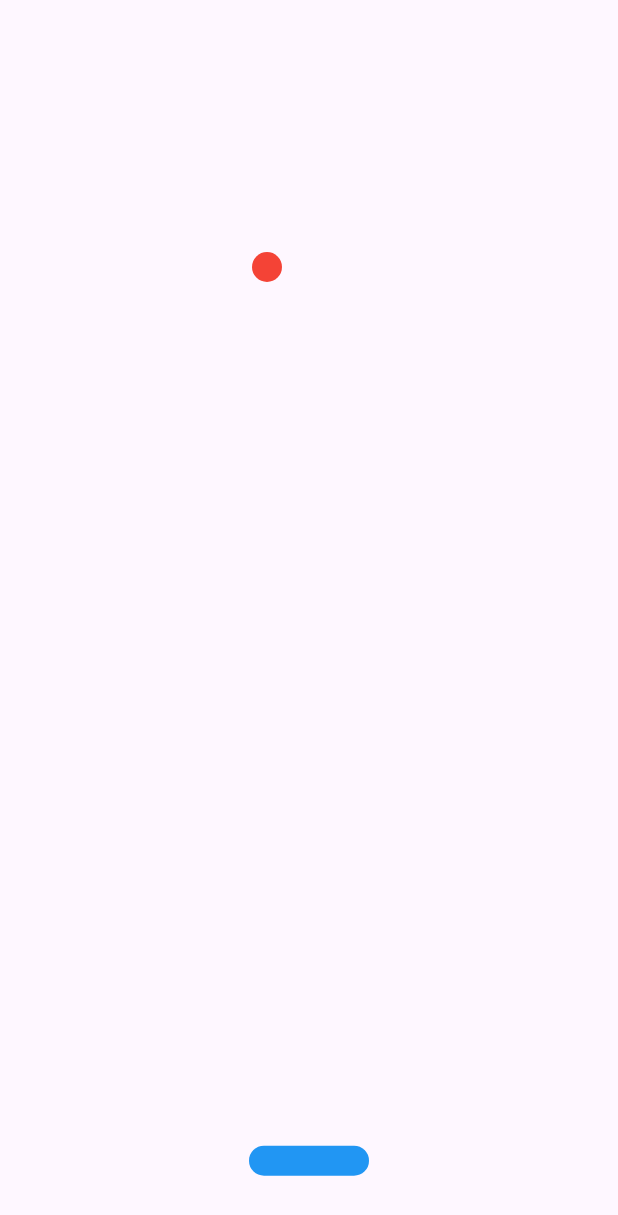
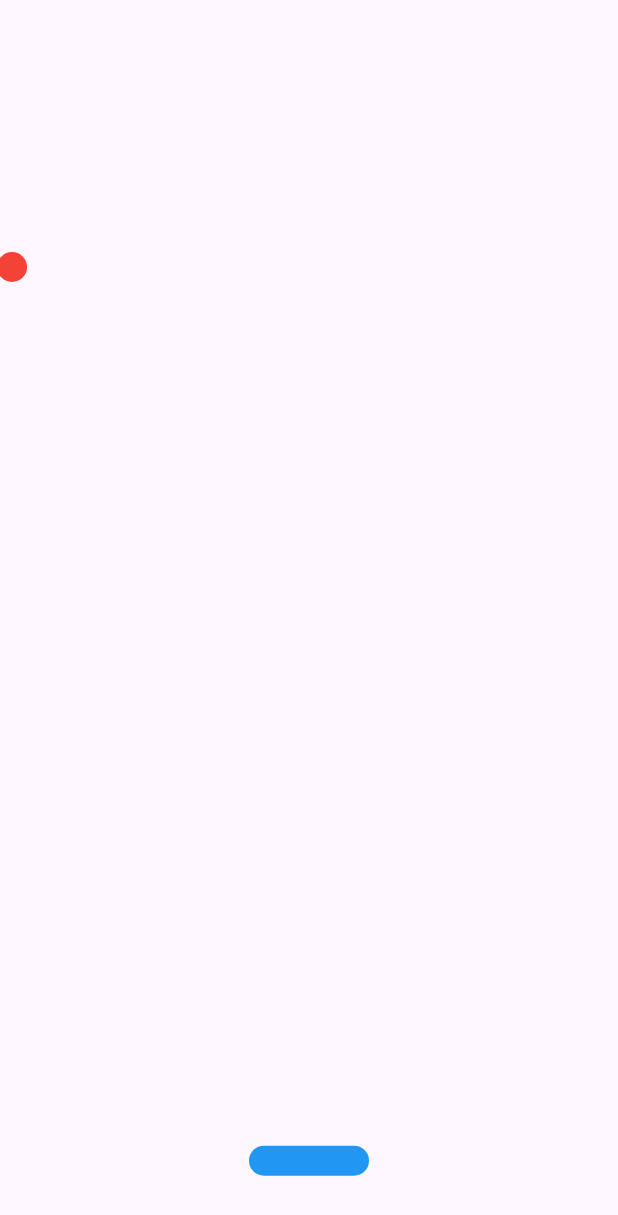
Before and after one commit to ThatLinuxGuyYouKnow/BrickBreaker, a Flutter app: the first screen one second after launch, on a phone screen of 412 x 824 dp. Shown: the top 1215 px of the screen. Run offline on Flutter 3.47's test engine with Material 3 defaults, Android fonts, the phone set to English and light mode, and no system bars.

Commit message:
trying ball and paddle collisions

```diff
--- a/lib/game-assets/ball.dart
+++ b/lib/game-assets/ball.dart
@@ -20,36 +20,29 @@ class Ball extends StatefulWidget {
 
 class _BallState extends State<Ball> {
   late Offset position;
-  late Offset velocity;
-  late Size screenSize;
 
   @override
   void initState() {
     super.initState();
     position = const Offset(0, 0);
-    velocity = widget.velocity;
-
-    // Cache the screen size
-    WidgetsBinding.instance.addPostFrameCallback((_) {
-      screenSize = MediaQuery.of(context).size;
-      Timer.periodic(const Duration(milliseconds: 16), _updateBall);
-    });
+    Timer.periodic(const Duration(milliseconds: 16), _updateBall);
   }
 
   void _updateBall(Timer timer) {
     setState(() {
-      position += velocity;
+      position += widget.velocity;
       widget.onUpdate(position);
 
       // Check for wall collisions
-      if (position.dx <= 0 || position.dx >= screenSize.width - Ball.ballSize) {
-        velocity = Offset(-velocity.dx, velocity.dy);
-        widget.onVelocityChange(velocity);
+      if (position.dx <= 0 ||
+          position.dx >= MediaQuery.of(context).size.width - Ball.ballSize) {
+        widget
+            .onVelocityChange(Offset(-widget.velocity.dx, widget.velocity.dy));
       }
       if (position.dy <= 0 ||
-          position.dy >= screenSize.height - Ball.ballSize) {
-        velocity = Offset(velocity.dx, -velocity.dy);
-        widget.onVelocityChange(velocity);
+          position.dy >= MediaQuery.of(context).size.height - Ball.ballSize) {
+        widget
+            .onVelocityChange(Offset(widget.velocity.dx, -widget.velocity.dy));
       }
     });
   }
--- a/lib/game-assets/paddle.dart
+++ b/lib/game-assets/paddle.dart
@@ -14,27 +14,15 @@ class Paddle extends StatelessWidget {
 
   @override
   Widget build(BuildContext context) {
-    return LayoutBuilder(
-      builder: (context, constraints) {
-        final screenWidth = constraints.maxWidth;
-
-        // Convert alignment into actual position in pixels
-        final paddleX = (initialAlignment + 1) / 2 * screenWidth -
-            40; // 40 is half paddle width
-        final paddleY = constraints.maxHeight * 0.9;
-
-        // Ensure paddle position update happens after build phase
-        WidgetsBinding.instance.addPostFrameCallback((_) {
-          onPositionChanged(Offset(paddleX, paddleY));
-        });
-
     return Align(
       alignment: Alignment(initialAlignment, 0.9),
       child: GestureDetector(
         onHorizontalDragUpdate: (details) {
+          final screenWidth = MediaQuery.of(context).size.width;
           final newAlignment =
               (details.globalPosition.dx / screenWidth) * 2 - 1;
           onChanged(newAlignment.clamp(-1.0, 1.0));
+          onPositionChanged(details.globalPosition);
         },
         child: Container(
           height: 20,
@@ -46,7 +34,5 @@ class Paddle extends StatelessWidget {
         ),
       ),
     );
-      },
-    );
   }
 }
```
Lines whose indentation alone changed are shown as unchanged.
